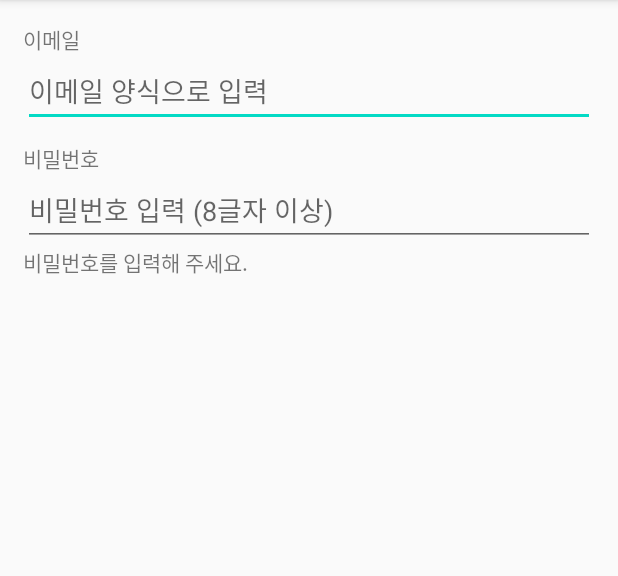
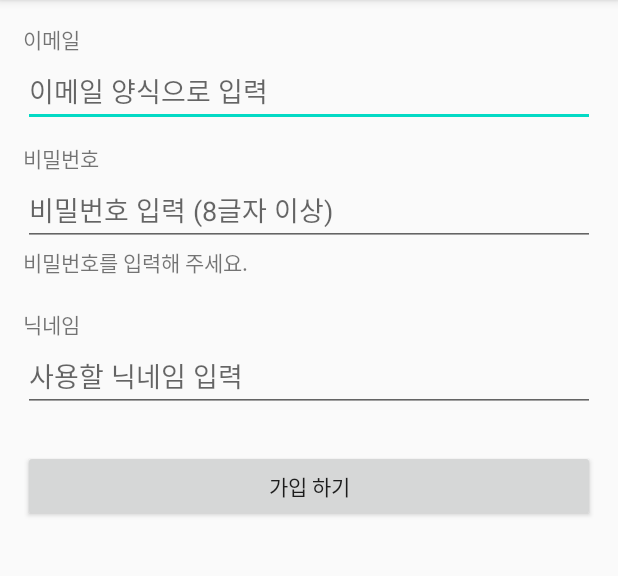
Before and after one commit to Jacob760531/Colosseum_20200716, an Android app: the SignUpActivity screen opened directly, with no data from a screen before it, on a phone screen of 412 x 824 dp, the part 84-660 px from its top. Run offline under Robolectric (Android 15) with nearby library versions, the phone set to English and light mode, and no system bars.

Commit message:
회원가입버튼 누를때, 입력값 검증

```diff
--- a/app/src/main/res/layout/activity_sign_up.xml
+++ b/app/src/main/res/layout/activity_sign_up.xml
@@ -14,6 +14,7 @@
         android:text="이메일" />
 
     <EditText
+        android:id="@+id/emailEdt"
         android:layout_width="match_parent"
         android:layout_height="wrap_content"
         android:hint="이메일 양식으로 입력"
@@ -38,7 +39,25 @@
         android:layout_height="wrap_content"
         android:text="비밀번호를 입력해 주세요." />
 
+    <TextView
+        android:layout_width="wrap_content"
+        android:layout_height="wrap_content"
+        android:text="닉네임"
+        android:layout_marginTop="20dp"/>
 
+    <EditText
+        android:id="@+id/nickNameEdt"
+        android:layout_width="match_parent"
+        android:layout_height="wrap_content"
+        android:hint="사용할 닉네임 입력"
+        android:singleLine="true"/>
+
+    <Button
+        android:id="@+id/okBtn"
+        android:layout_width="match_parent"
+        android:layout_height="wrap_content"
+        android:layout_marginTop="25dp"
+        android:text="가입 하기" />
 
 
 
```
Also changed, not shown: app/src/main/java/kr/co/tjoeun/colosseum_20200716/SignUpActivity.kt (+38 -0 lines).
